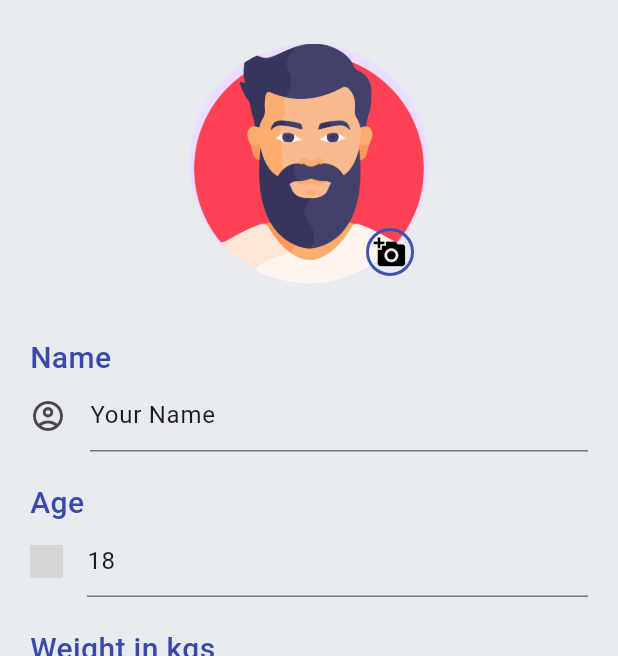
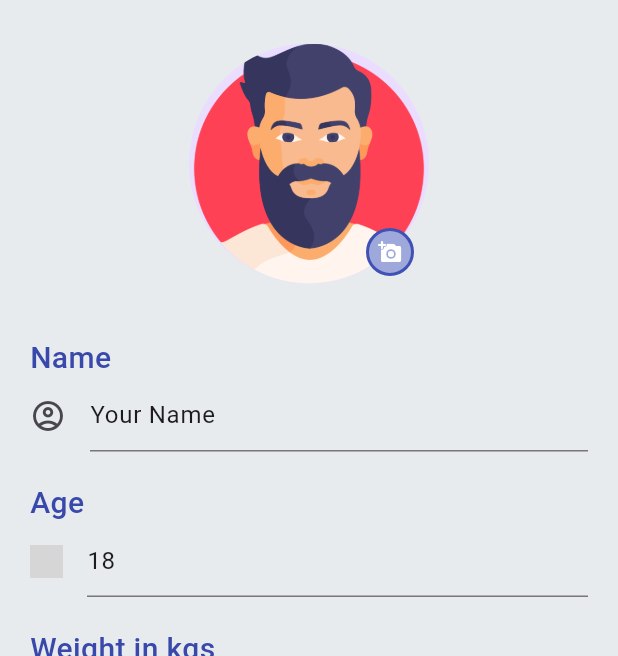
Before and after one commit to Vinesh018/PlusFitness001, a Flutter app: the PersonalDataMainShow screen opened directly, on a phone screen of 412 x 824 dp, the part 63-719 px from its top. Run offline on Flutter 3.47's test engine with Material 3 defaults, Android fonts, the phone set to English and light mode, and no system bars; our stand-ins replace animated_splash_screen, cloud_firestore, confetti, firebase_auth, firebase_core, fl_chart and 11 more; missing offline and left inert: dart:ffi, delayed_widget, dynamic_shared_preferences, gradient_icon; accounts and stored records are empty; project files that could hold a hidden picture were left out; grey boxes are pictures that could not be loaded.

Commit message:
changes camera icon and bg

```diff
--- a/lib/Bhautik/Myprofilesubpages/personaldata.dart
+++ b/lib/Bhautik/Myprofilesubpages/personaldata.dart
@@ -177,12 +177,13 @@ class _GradientContainerandimageState extends State<GradientContainerandimage> {
                     height: 32,
                     width: 32,
                     decoration: BoxDecoration(
+                        color: Colors.indigo.shade200,
                         border: Border.all(color: Colors.indigo, width: 2),
                         borderRadius: BorderRadius.all(Radius.circular(20))),
                     child: Icon(
-                      Icons.add_a_photo,
-                      size: 22,
-                      color: Colors.black,
+                      Icons.add_a_photo_rounded,
+                      size: 16,
+                      color: Colors.white,
                     ),
                   )))
         ],
```
